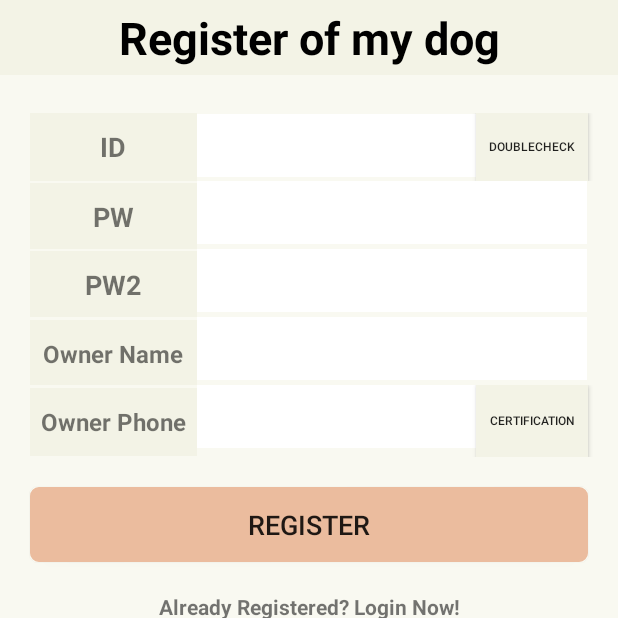
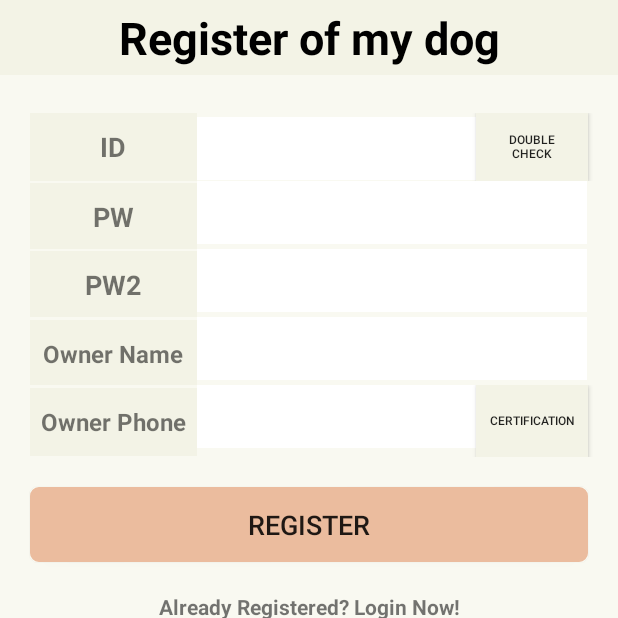
Before and after one commit to GrozaTeam/Rumypet, an Android app: the screen it shows after launch (RegisterActivity), after a tap on "Register My Dog", on a phone screen of 412 x 824 dp, the top half of it. Run offline under Robolectric (Android 15) with nearby library versions, the phone set to English and light mode, and no system bars; libraries missing offline, so code that uses them is left out: retrofit2.adapter.rxjava, rx.android.schedulers, rx.schedulers, rx.subscriptions; 1 statement that could not run was skipped.

Commit message:
Android Register and Login fComplete

```diff
--- a/Android/dognose/app/build.gradle
+++ b/Android/dognose/app/build.gradle
@@ -40,11 +40,6 @@ dependencies {
     androidTestImplementation 'com.android.support.test.espresso:espresso-core:3.0.1'
     implementation 'com.android.support:design:26.1.0'
 
-    compile fileTree(dir: 'libs', include: ['*.jar'])
-    androidTestCompile('com.android.support.test.espresso:espresso-core:2.2.2', {
-        exclude group: 'com.android.support', module: 'support-annotations'
-    })
-
     compile 'com.squareup.retrofit2:retrofit:2.1.0'
     compile 'com.squareup.retrofit2:converter-gson:2.1.0'
     compile 'com.squareup.retrofit2:adapter-rxjava:2.1.0'
--- a/Android/dognose/app/src/main/java/dognose/cd_dog/Main.java
+++ b/Android/dognose/app/src/main/java/dognose/cd_dog/Main.java
@@ -17,6 +17,10 @@ public class Main extends AppCompatActivity {
     protected void onCreate(Bundle savedInstanceState) {
         super.onCreate(savedInstanceState);
         setContentView(R.layout.layout_main);
+
+        final DBHelper dbHelper = new DBHelper(getApplicationContext(), "RumyPet.db", null, 1);
+        dbHelper.insertOwner("id", "pw", "name", "phone");
+        dbHelper.insertDog("id", "name", "species", "gender", "birth");
 
         bindingView();
 
--- a/Android/dognose/app/src/main/java/dognose/cd_dog/RegisterActivity.java
+++ b/Android/dognose/app/src/main/java/dognose/cd_dog/RegisterActivity.java
@@ -42,7 +42,7 @@ public class RegisterActivity extends AppCompatActivity {
     private EditText etId, etPw, etPw2, etOwnerName, etOwnerPhone;
     private Button btnRegister, btnCheckId, btnCheckPhone;
     // For database
-    private String id="", pw="", pw2="", ownerName, ownerPhone;
+    private String id="", pw="", pw2="", ownerName="", ownerPhone="";
     private boolean idDulplicated = false;
     private boolean duplicateCheck = false;
 
@@ -99,6 +99,7 @@ public class RegisterActivity extends AppCompatActivity {
                         //내부 DB 이용하여 Register 할 때
                         DBHelper dbHelper = new DBHelper(getApplicationContext(), "RumyPet.db", null, 1);
                         dbHelper.insertOwner(id, pw, ownerName, ownerPhone);
+                        dbHelper.insertDog("id","dogname","species","gender", "birth");
 
                         User user = new User();
                         user.setName(ownerName);
@@ -107,8 +108,6 @@ public class RegisterActivity extends AppCompatActivity {
 
                         mProgressbar.setVisibility(View.VISIBLE);
                         registerProcess(user);
-
-
 
 
                         Toast.makeText(RegisterActivity.this, "Register Complete.", Toast.LENGTH_SHORT).show();
--- a/Android/dognose/app/src/main/res/layout/checkout_database.xml
+++ b/Android/dognose/app/src/main/res/layout/checkout_database.xml
@@ -1,4 +1,3 @@
-<?xml version="1.0" encoding="utf-8"?>
 <LinearLayout
     xmlns:android="http://schemas.android.com/apk/res/android"
     android:layout_width="match_parent"
--- a/Android/dognose/app/src/main/res/layout/layout_register.xml
+++ b/Android/dognose/app/src/main/res/layout/layout_register.xml
@@ -75,7 +75,7 @@
                         android:layout_weight="0.5"
                         android:background="@android:color/background_light"
                         android:gravity="center_vertical|center"
-                        android:textSize="20dp" />
+                        android:textSize="15dp" />
 
                     <Button
                         android:id="@+id/btn_check_id"
@@ -86,7 +86,8 @@
                         android:layout_marginRight="20dp"
 
                         android:background="@color/colorMainDark"
-                        android:text="DoubleCheck"
+                        android:text="Double
+                        Check"
                         android:textSize="8sp" />
 
                 </LinearLayout>
```
Also changed, not shown: Android/dognose/app/src/main/java/dognose/cd_dog/DBChecker.java (+11 -3 lines), Android/dognose/app/src/main/java/dognose/cd_dog/DBHelper.java (+7 -0 lines), Android/dognose/app/src/main/java/dognose/cd_dog/LoginActivity.java (+98 -7 lines), Android/dognose/app/src/main/res/layout/layout_login.xml (+23 -2 lines), 40 other files.
